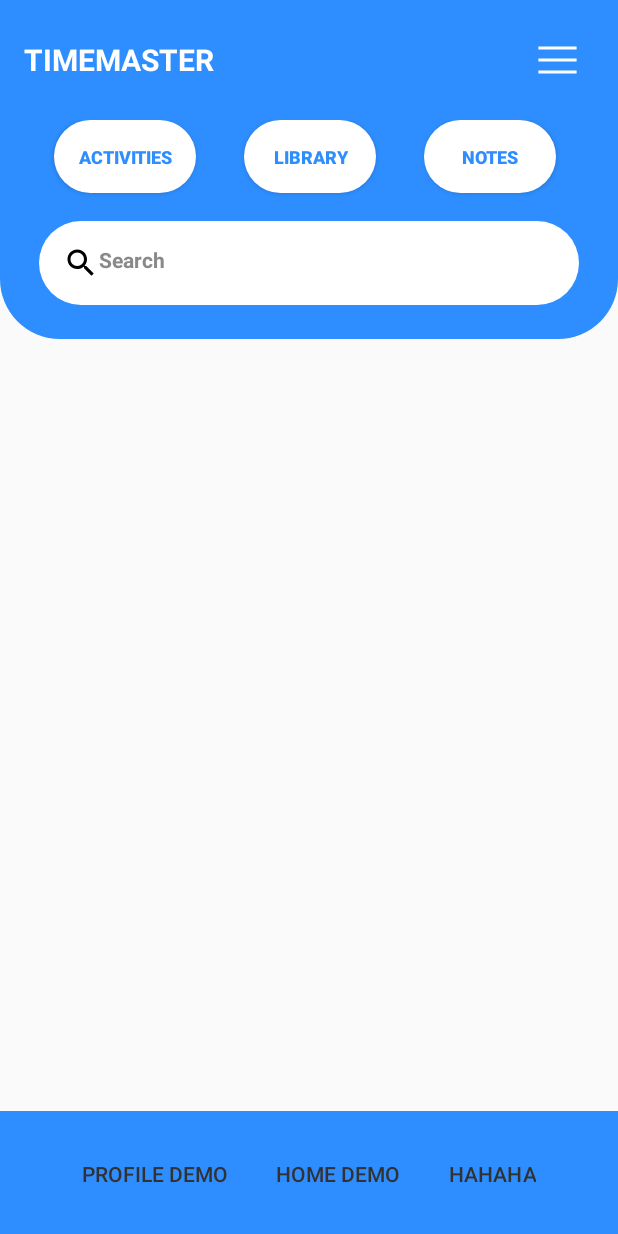
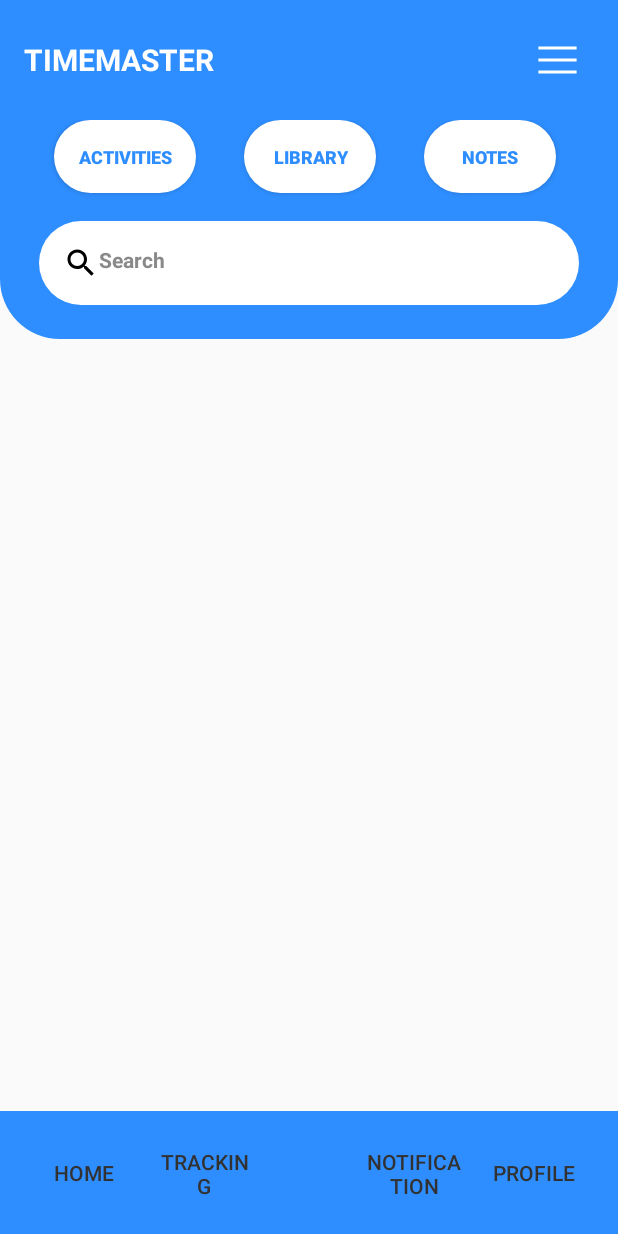
Before and after one commit to hohung113/ONEBIT, an Android app built with Jetpack Compose: the layout homepage.xml on its own in the app's theme, with its tools: preview values and no code run, on a phone screen of 412 x 824 dp. Run offline under Robolectric (Android 15) with nearby library versions, the phone set to English and light mode, and no system bars.

Commit message:
fix homepage ui

```diff
--- /dev/null
+++ b/app/src/main/res/drawable/center_button_background.xml
@@ -0,0 +1,6 @@
+<?xml version="1.0" encoding="utf-8"?>
+<shape xmlns:android="http://schemas.android.com/apk/res/android">
+    <solid android:color="@color/white" />
+    <corners android:radius="35dp" />
+    <elevation android:radius="4dp" />
+</shape>
--- /dev/null
+++ b/app/src/main/res/drawable/oval_background.xml
@@ -0,0 +1,21 @@
+<?xml version="1.0" encoding="utf-8"?>
+<layer-list xmlns:android="http://schemas.android.com/apk/res/android">
+
+    <item android:bottom="8dp" android:left="8dp" android:right="8dp">
+        <shape>
+            <solid android:color="@color/white" />
+            <corners android:radius="50dp" />
+        </shape>
+    </item>
+
+    <item>
+        <shape>
+            <gradient
+                android:startColor="@color/white"
+                android:endColor="#F0F0F0"
+                android:angle="90" />
+            <corners android:radius="50dp" />
+        </shape>
+    </item>
+
+</layer-list>
--- a/app/src/main/res/layout/homepage.xml
+++ b/app/src/main/res/layout/homepage.xml
@@ -30,7 +30,8 @@
       android:drawableStart="@drawable/baseline_option_medium_24"
       android:textColor="@color/white"
       android:gravity="center"
-      android:paddingLeft="10dp"/>
+      android:paddingLeft="10dp"
+      android:text=""/>
 
  </LinearLayout>
 
--- a/app/src/main/res/layout/hung_footercomponent.xml
+++ b/app/src/main/res/layout/hung_footercomponent.xml
@@ -1,15 +1,6 @@
-<!--Just Demo-->
 <FrameLayout xmlns:android="http://schemas.android.com/apk/res/android"
     android:layout_width="match_parent"
     android:layout_height="match_parent">
-
-    <LinearLayout
-        android:layout_width="match_parent"
-        android:layout_height="match_parent"
-        android:orientation="vertical">
-
-    </LinearLayout>
-
 
     <LinearLayout
         android:layout_width="match_parent"
@@ -21,31 +12,69 @@
         android:layout_gravity="bottom">
 
         <Button
-            android:layout_width="wrap_content"
+            android:layout_width="0dp"
             android:layout_height="wrap_content"
+            android:layout_weight="1"
             android:background="?android:attr/selectableItemBackground"
-            android:text="Profile Demo"
+            android:text="Home"
             android:textColor="@color/maintextcolor"
             android:gravity="center"
-            android:padding="16dp"/>
+            android:padding="8dp" />
 
         <Button
-            android:layout_width="wrap_content"
+            android:layout_width="0dp"
             android:layout_height="wrap_content"
+            android:layout_weight="1"
             android:background="?android:attr/selectableItemBackground"
-            android:text="Home Demo"
+            android:text="Tracking"
             android:textColor="@color/maintextcolor"
             android:gravity="center"
-            android:padding="16dp"/>
+            android:padding="8dp" />
+
+        <Space
+            android:layout_width="60dp"
+            android:layout_height="wrap_content" />
 
         <Button
-            android:layout_width="wrap_content"
+            android:layout_width="0dp"
             android:layout_height="wrap_content"
+            android:layout_weight="1"
             android:background="?android:attr/selectableItemBackground"
-            android:text="hahaha"
+            android:text="Notification"
             android:textColor="@color/maintextcolor"
             android:gravity="center"
-            android:padding="16dp"/>
+            android:padding="8dp" />
+
+        <Button
+            android:layout_width="0dp"
+            android:layout_height="wrap_content"
+            android:layout_weight="1"
+            android:background="?android:attr/selectableItemBackground"
+            android:text="Profile"
+            android:textColor="@color/maintextcolor"
+            android:gravity="center"
+            android:padding="8dp" />
+
     </LinearLayout>
 
+
+<!--    <View
+        android:layout_width="90dp"
+        android:layout_height="90dp"
+        android:background="@drawable/oval_background"
+        android:layout_gravity="bottom|center_horizontal"
+        android:layout_marginBottom="30dp" />
+
+    <Button
+        android:id="@+id/centerButton"
+        android:layout_width="70dp"
+        android:layout_height="70dp"
+        android:layout_gravity="bottom|center_horizontal"
+        android:layout_marginBottom="45dp"
+        android:background="@drawable/oval_background"
+        android:gravity="center"
+        android:text="+"
+        android:textColor="@color/maintextcolor"
+        android:textSize="24sp" />-->
+
 </FrameLayout>
```
